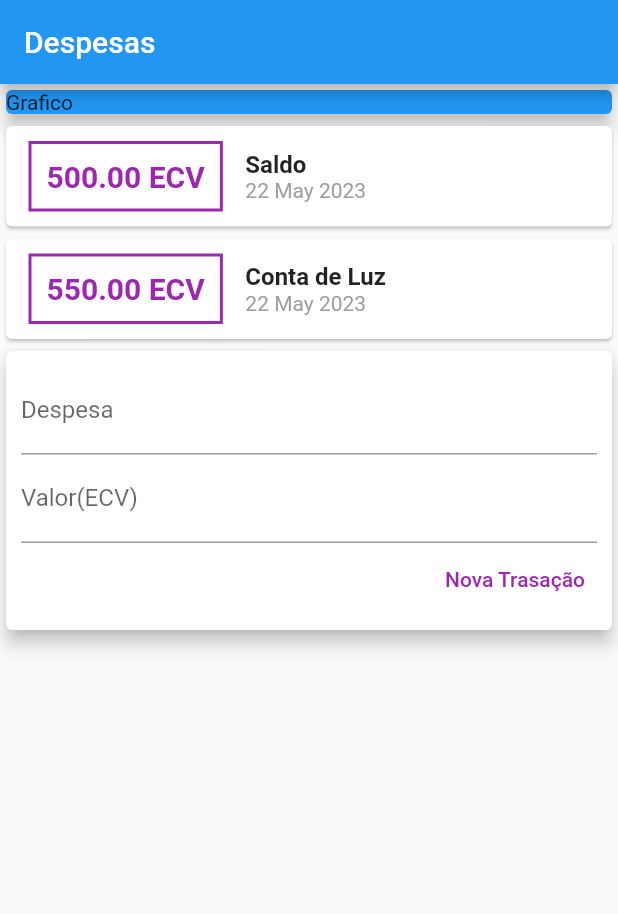
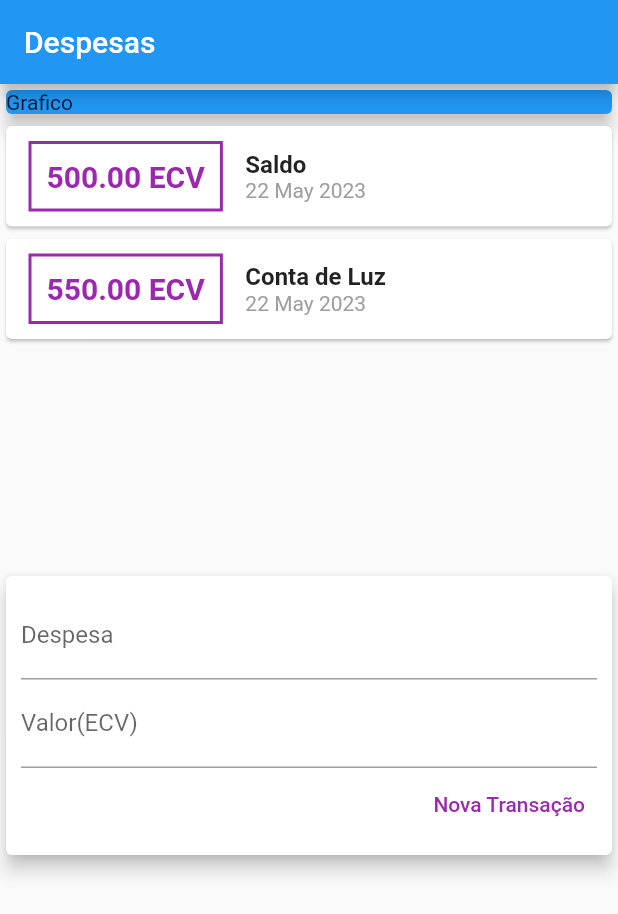
Before and after one commit to anarodrigues1996/expenses, a Flutter app: the screen it shows after launch, on a phone screen of 412 x 824 dp. Shown: the top 914 px of the screen. Run offline on Flutter 3.47's test engine with Material 2 defaults, Android fonts, the phone set to English and light mode, and no system bars.

Commit message:
ListView and SingleChildScrollView

```diff
--- a/lib/Components/transaction_form.dart
+++ b/lib/Components/transaction_form.dart
@@ -1,9 +1,11 @@
 import 'package:flutter/material.dart';
 
 class TransactionForm extends StatelessWidget {
-  TransactionForm({super.key});
+  TransactionForm(this.onSubmit);
   final titleController = TextEditingController();
   final valueController = TextEditingController();
+  final void Function(String, double) onSubmit;
+
   @override
   Widget build(BuildContext context) {
     return Card(
@@ -27,14 +29,16 @@ class TransactionForm extends StatelessWidget {
               mainAxisAlignment: MainAxisAlignment.end,
               children: [
                 TextButton(
-                  onPressed: () {
-                    print(titleController.text);
-                    print(valueController.text);
-                  },
                   child: const Text(
-                    'Nova Trasação',
+                    'Nova Transação',
                     style: TextStyle(color: Colors.purple),
                   ),
+                  onPressed: () {
+                   final title= titleController.text;
+                    final value=double.tryParse(valueController.text) ?? 0.0;
+                    onSubmit(title, value);
+                  },
+
                 ),
               ],
             )
--- a/lib/Components/transaction_list.dart
+++ b/lib/Components/transaction_list.dart
@@ -2,12 +2,16 @@ import 'package:flutter/material.dart';
 import 'package:intl/intl.dart';
 
 class TransactionList extends StatelessWidget {
-const TransactionList({super.key,  required this.transaction});
+  const TransactionList({super.key, required this.transaction});
   final List transaction;
   @override
   Widget build(BuildContext context) {
-    return Column(
-      children: transaction.map((tr) {
+    return SizedBox(
+      height: 300,
+      child: ListView.builder(
+        itemCount: transaction.length,
+        itemBuilder: (ctx, index) {
+          final tr = transaction[index];
           return Card(
               child: Row(
             children: [
@@ -38,7 +42,8 @@ final List transaction;
               )
             ],
           ));
-      }).toList(),
+        },
+      ),
     );
   }
 }
--- a/lib/Components/transaction_user.dart
+++ b/lib/Components/transaction_user.dart
@@ -1,3 +1,4 @@
+import 'dart:math';
 
 import 'package:expenses/Components/transaction_form.dart';
 import 'package:expenses/Components/transaction_list.dart';
@@ -5,7 +6,7 @@ import 'package:expenses/Models/transaction.dart';
 import 'package:flutter/material.dart';
 
 class TransactionUser extends StatefulWidget {
- const TransactionUser({super.key});
+  const TransactionUser({super.key});
 
   @override
   State<TransactionUser> createState() => _TransactionUserState();
@@ -31,12 +32,22 @@ class _TransactionUserState extends State<TransactionUser> {
     ),
   ];
 
+  _addTransaction(String title, double value) {
+    final newTransaction = Transaction(
+        id: Random().nextDouble().toString(),
+        title: title,
+        value: value,
+        date: DateTime.now());
+    setState(() {
+      transaction.add(newTransaction);
+    });
+  }
+
   @override
   Widget build(BuildContext context) {
     return Column(
-      children: [
-        TransactionList(transaction: transaction),
-        TransactionForm()
+      children: [TransactionList(transaction: transaction),
+      TransactionForm(_addTransaction),
       ],
     );
   }
--- a/lib/Pages/home_page.dart
+++ b/lib/Pages/home_page.dart
@@ -10,7 +10,8 @@ class HomePage extends StatelessWidget {
         appBar: AppBar(
           title: const Text('Despesas'),
         ),
-        body: Column(
+        body: SingleChildScrollView(
+          child: Column(
             crossAxisAlignment: CrossAxisAlignment.stretch,
             children: [
               // ignore: avoid_unnecessary_containers
@@ -23,8 +24,9 @@ class HomePage extends StatelessWidget {
                   ),
                 ),
               ),
-            TransactionUser(),
+              const TransactionUser(),
              ],
+          ),
         ));
   }
 }
```
Lines whose indentation alone changed are shown as unchanged.
